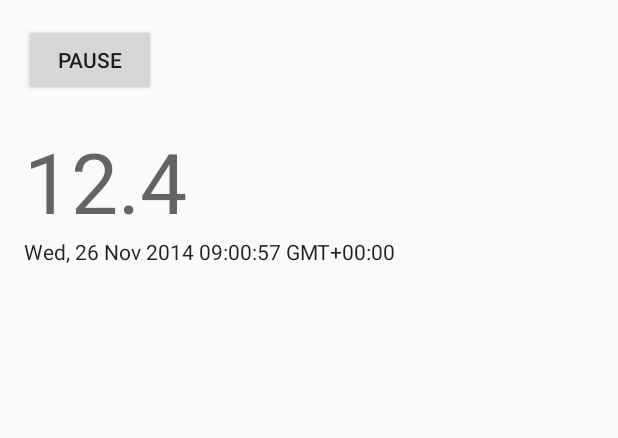
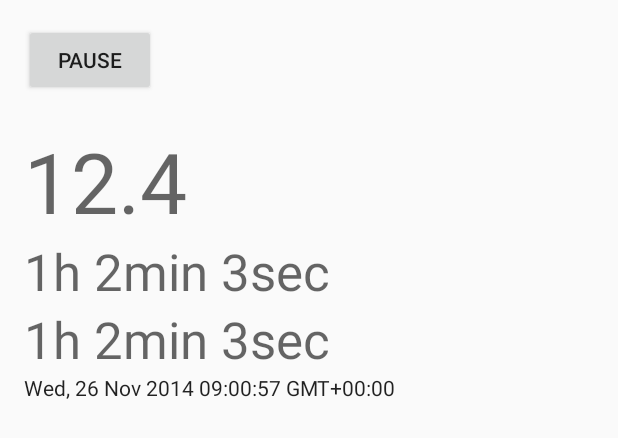
Before and after one commit to UweTrottmann/wp-display-android, an Android app: the layout fragment_display.xml on its own in the app's theme, with its tools: preview values and no code run, on a phone screen of 412 x 824 dp. Shown: the top 438 px of the screen. Run offline under Robolectric (Android 15) with nearby library versions, the light colour scheme and no system bars.

Commit message:
Add a time value.
- Make content scrollable.

```diff
--- a/WpDisplayNative/app/src/main/res/layout/fragment_display.xml
+++ b/WpDisplayNative/app/src/main/res/layout/fragment_display.xml
@@ -1,13 +1,17 @@
-<LinearLayout xmlns:android="http://schemas.android.com/apk/res/android"
+<ScrollView xmlns:android="http://schemas.android.com/apk/res/android"
     xmlns:tools="http://schemas.android.com/tools"
     android:layout_width="match_parent"
     android:layout_height="match_parent"
+    tools:context="com.uwetrottmann.wpdisplay.ui.DisplayFragment">
+
+    <LinearLayout
+        android:layout_width="match_parent"
+        android:layout_height="wrap_content"
         android:orientation="vertical"
         android:paddingLeft="@dimen/activity_horizontal_margin"
         android:paddingRight="@dimen/activity_horizontal_margin"
         android:paddingTop="@dimen/activity_vertical_margin"
-    android:paddingBottom="@dimen/activity_vertical_margin"
-    tools:context="com.uwetrottmann.wpdisplay.ui.DisplayFragment">
+        android:paddingBottom="@dimen/activity_vertical_margin">
 
         <Button
             android:id="@+id/buttonDisplayPause"
@@ -30,6 +34,22 @@
             android:textIsSelectable="true" />
 
         <TextView
+            android:id="@+id/textViewDisplayTimeActive"
+            android:layout_width="wrap_content"
+            android:layout_height="wrap_content"
+            tools:text="1h 2min 3sec"
+            android:textAppearance="@style/TextAppearance.AppCompat.Display1"
+            android:textIsSelectable="true" />
+
+        <TextView
+            android:id="@+id/textViewDisplayTimeInactive"
+            android:layout_width="wrap_content"
+            android:layout_height="wrap_content"
+            tools:text="1h 2min 3sec"
+            android:textAppearance="@style/TextAppearance.AppCompat.Display1"
+            android:textIsSelectable="true" />
+
+        <TextView
             android:id="@+id/textViewDisplayTime"
             android:layout_width="wrap_content"
             android:layout_height="wrap_content"
@@ -38,3 +58,5 @@
             android:textIsSelectable="true" />
 
     </LinearLayout>
+
+</ScrollView>
--- a/WpDisplayNative/app/src/main/res/values/strings.xml
+++ b/WpDisplayNative/app/src/main/res/values/strings.xml
@@ -11,6 +11,8 @@
     <string name="action_resume">Resume</string>
 
     <string name="label_temp_outdoors">Outdoors</string>
+    <string name="label_time_pump_active">Pump active</string>
+    <string name="label_time_compressor_inactive">Compressor inactive</string>
 
     <string name="label_host">Host (e.g. 192.168.0.42)</string>
     <string name="label_port">Port (e.g. 8888)</string>
```
Also changed, not shown: WpDisplayNative/app/src/main/java/com/uwetrottmann/wpdisplay/ui/DisplayFragment.java (+26 -0 lines). Lines whose indentation alone changed are shown as unchanged.
